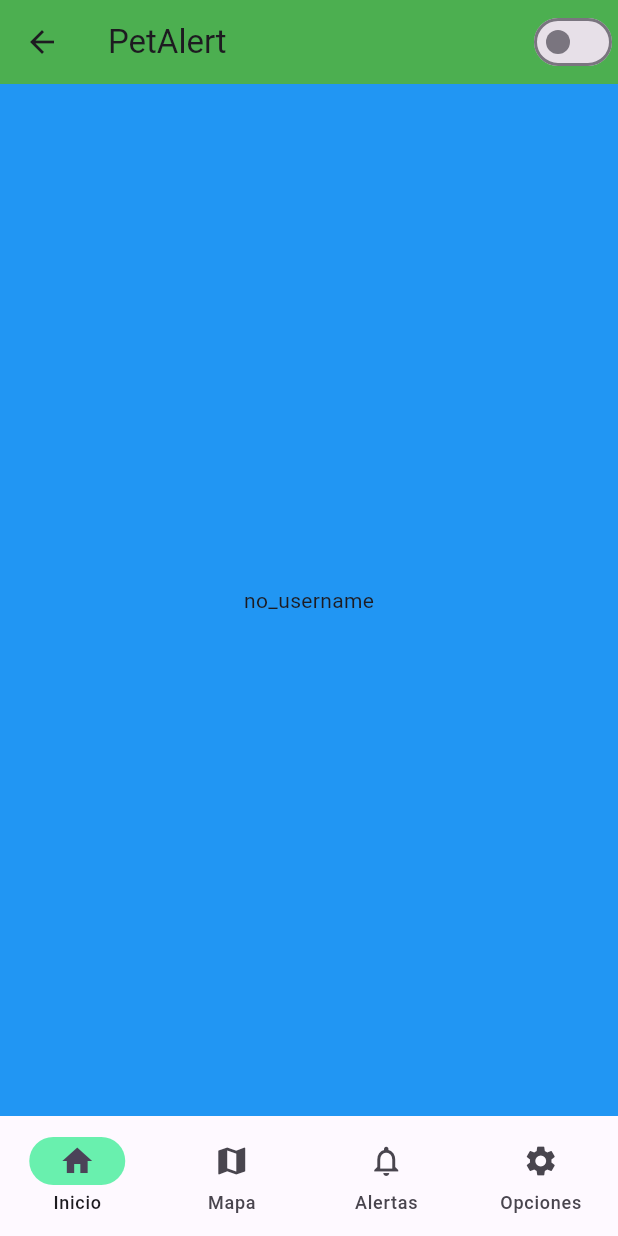
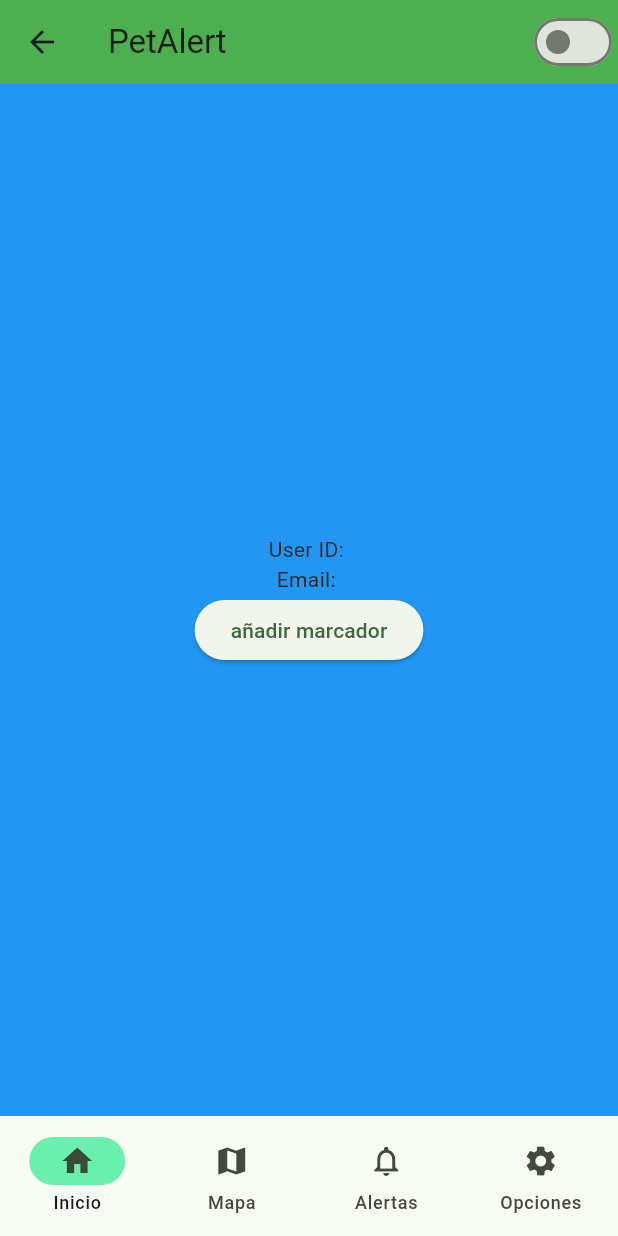
Before and after one commit to marcapaginas/petalert, a Flutter app: the AccountPage screen opened by its route, after a tap on "Sign Out", on a phone screen of 412 x 824 dp. Run offline on Flutter 3.47's test engine with Material 3 defaults, Android fonts, the phone set to English and light mode, and no system bars; our stand-ins replace awesome_notifications, bloc, flutter_bloc, flutter_dotenv, flutter_map, geolocator and 2 more; missing offline and left inert: flutter_map_animations; accounts and stored records are empty; network calls fail.

Commit message:
antes de mongodb

```diff
--- a/lib/main.dart
+++ b/lib/main.dart
@@ -56,9 +56,9 @@ class MyApp extends StatelessWidget {
     return MaterialApp(
       showPerformanceOverlay: false,
       debugShowCheckedModeBanner: false,
-      title: 'Flutter Demo',
+      title: 'PetAlert',
       theme: ThemeData(
-        colorScheme: ColorScheme.fromSeed(seedColor: Colors.deepPurple),
+        colorScheme: ColorScheme.fromSeed(seedColor: Colors.green),
         useMaterial3: true,
       ),
       initialRoute: '/',
@@ -71,7 +71,7 @@ class MyApp extends StatelessWidget {
       },
       onGenerateRoute: (settings) {
         if (settings.name == '/alert_detail') {
-          // Verificar si la ruta es '/alertDetail'
+          // Verificar si la ruta es '/alert_detail'
           // Obtener el objeto AlertModel de los argumentos pasados
           final args = settings.arguments as AlertModel;
           return MaterialPageRoute(
--- a/lib/pages/account_page.dart
+++ b/lib/pages/account_page.dart
@@ -6,7 +6,7 @@ class AccountPage extends StatefulWidget {
   const AccountPage({super.key});
 
   @override
-  _AccountPageState createState() => _AccountPageState();
+  State<AccountPage> createState() => _AccountPageState();
 }
 
 class _AccountPageState extends State<AccountPage> {
@@ -30,12 +30,10 @@ class _AccountPageState extends State<AccountPage> {
     } on PostgrestException catch (error) {
       SnackBar(
         content: Text(error.message),
-        backgroundColor: Theme.of(context).colorScheme.error,
       );
     } catch (error) {
-      SnackBar(
-        content: const Text('Unexpected error occurred'),
-        backgroundColor: Theme.of(context).colorScheme.error,
+      const SnackBar(
+        content: Text('Unexpected error occurred'),
       );
     } finally {
       if (mounted) {
@@ -70,12 +68,10 @@ class _AccountPageState extends State<AccountPage> {
     } on PostgrestException catch (error) {
       SnackBar(
         content: Text(error.message),
-        backgroundColor: Theme.of(context).colorScheme.error,
       );
     } catch (error) {
-      SnackBar(
-        content: const Text('Unexpected error occurred'),
-        backgroundColor: Theme.of(context).colorScheme.error,
+      const SnackBar(
+        content: Text('Unexpected error occurred'),
       );
     } finally {
       if (mounted) {
@@ -92,12 +88,10 @@ class _AccountPageState extends State<AccountPage> {
     } on AuthException catch (error) {
       SnackBar(
         content: Text(error.message),
-        backgroundColor: Theme.of(context).colorScheme.error,
       );
     } catch (error) {
-      SnackBar(
-        content: const Text('Unexpected error occurred'),
-        backgroundColor: Theme.of(context).colorScheme.error,
+      const SnackBar(
+        content: Text('Unexpected error occurred'),
       );
     } finally {
       if (mounted) {
--- /dev/null
+++ b/lib/pages/first_page.dart
@@ -0,0 +1,51 @@
+import 'package:flutter/material.dart';
+import 'package:supabase_flutter/supabase_flutter.dart';
+
+class FirstPage extends StatefulWidget {
+  const FirstPage({super.key});
+
+  @override
+  State<FirstPage> createState() => _FirstPageState();
+}
+
+final supabase = Supabase.instance.client;
+
+class _FirstPageState extends State<FirstPage> {
+  final String _userId = supabase.auth.currentUser!.id;
+
+  @override
+  Widget build(BuildContext context) {
+    return Scaffold(
+      backgroundColor: Colors.blue,
+      body: Center(
+        child: Column(
+          mainAxisAlignment: MainAxisAlignment.center,
+          children: [
+            Text('User ID: $_userId'),
+            Text('Email: ${supabase.auth.currentUser!.email}'),
+            ElevatedButton(
+                onPressed: () => _addMarker(),
+                child: const Text('añadir marcador'))
+          ],
+        ),
+      ),
+    );
+  }
+
+  void _addMarker() async {
+    await supabase.from('restaurants').insert([
+      {
+        'name': 'Supa Burger',
+        'location': 'POINT(-73.946823 40.807416)',
+      },
+      {
+        'name': 'Supa Pizza',
+        'location': 'POINT(-73.94581 40.807475)',
+      },
+      {
+        'name': 'Supa Taco',
+        'location': 'POINT(-73.945826 40.80629)',
+      },
+    ]);
+  }
+}
--- a/lib/pages/home_page.dart
+++ b/lib/pages/home_page.dart
@@ -4,6 +4,7 @@ import 'package:pet_clean/blocs/alerts_cubit.dart';
 import 'package:pet_clean/blocs/username_cubit.dart';
 import 'package:pet_clean/models/alert_model.dart';
 import 'package:pet_clean/pages/alerts.dart';
+import 'package:pet_clean/pages/first_page.dart';
 import 'package:pet_clean/pages/settings.dart';
 import 'package:pet_clean/widgets/custom_switch.dart';
 import 'package:pet_clean/widgets/mapa.dart';
@@ -48,9 +49,7 @@ class _HomePageState extends State<HomePage> {
         children: <Widget>[
           Container(
             color: Colors.blue,
-            child: Center(
-              child: Text(usernameCubit.state),
-            ),
+            child: const FirstPage(),
           ),
           Container(
             color: Colors.green,
--- a/lib/pages/settings.dart
+++ b/lib/pages/settings.dart
@@ -55,11 +55,9 @@ class Settings extends StatelessWidget {
       );
     } catch (error) {
       const SnackBar(
-        content: Text('Unexpected error occurred'),
+        content: Text('Error inesperado al salir.'),
         backgroundColor: Colors.amber,
       );
-    } finally {
-      const SnackBar(content: Text("HAS CERRADO SESION"));
     }
   }
 }
--- a/lib/pages/splash_page.dart
+++ b/lib/pages/splash_page.dart
@@ -5,7 +5,7 @@ class SplashPage extends StatefulWidget {
   const SplashPage({super.key});
 
   @override
-  _SplashPageState createState() => _SplashPageState();
+  State<SplashPage> createState() => _SplashPageState();
 }
 
 class _SplashPageState extends State<SplashPage> {
```
Also changed, not shown: lib/pages/login_page.dart (+5 -6 lines), lib/pages/register_page.dart (+7 -5 lines).
